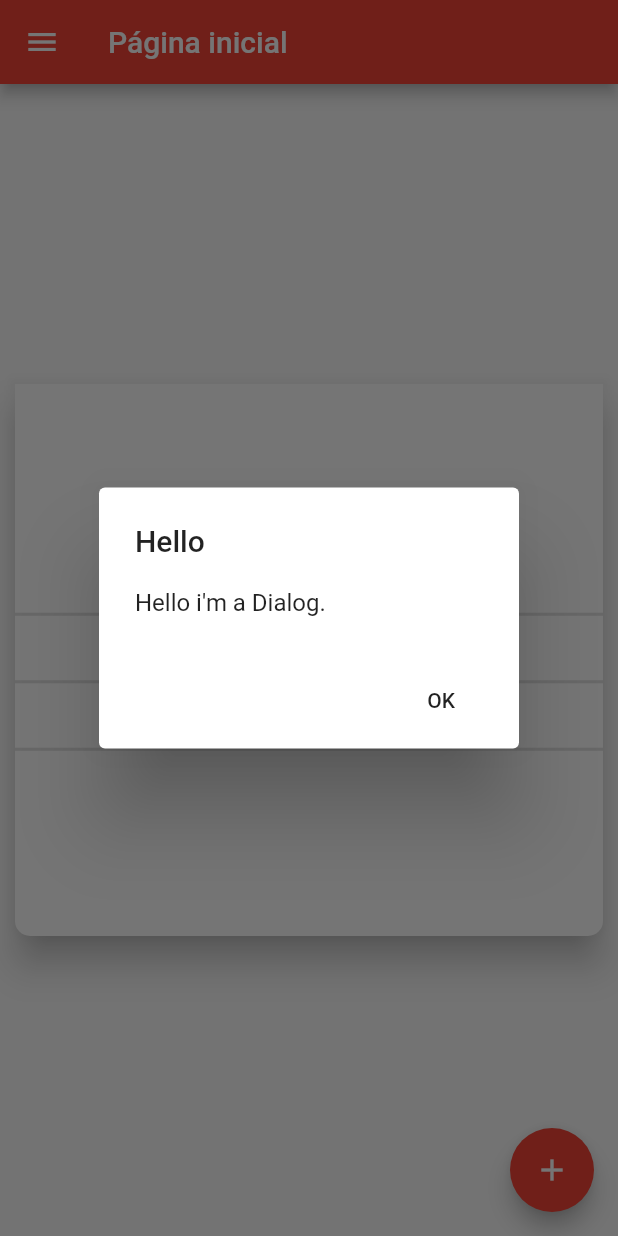
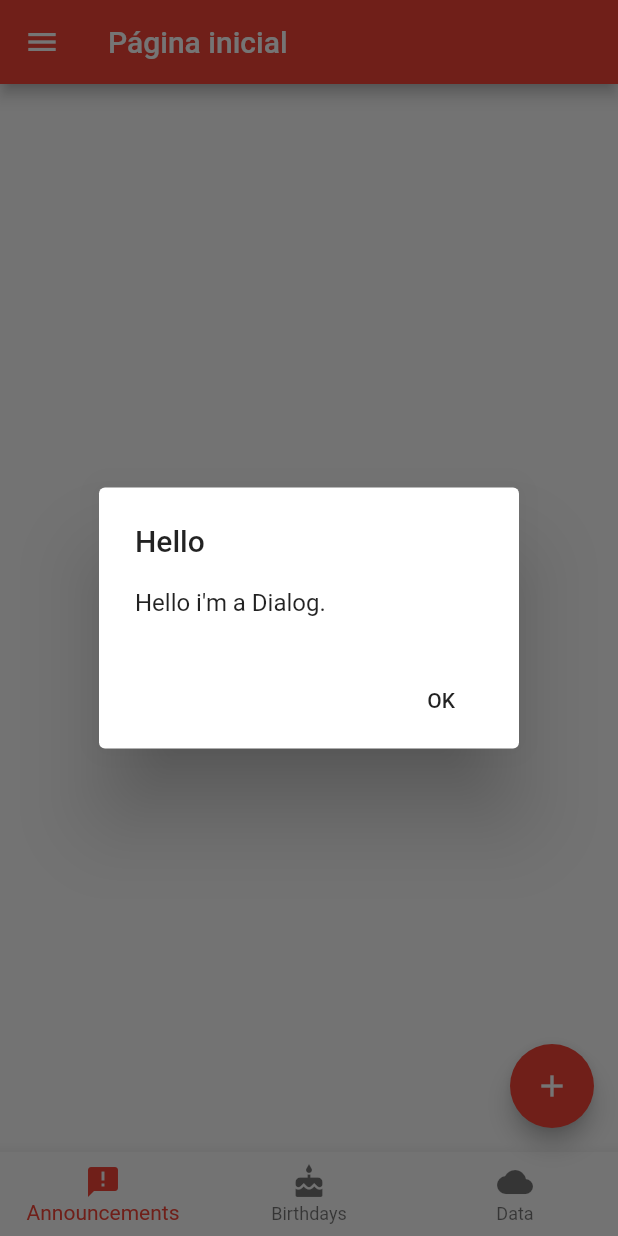
Before and after one commit to lgustavosoftwareengineer/flutter-studys, a Flutter app: the screen it shows after launch, after a tap on the "add" icon, on a phone screen of 412 x 824 dp. Run offline on Flutter 3.47's test engine with Material 2 defaults, Android fonts, the phone set to English and light mode, and no system bars.

Commit message:
DOPOMPAF I - BottomNavigationBar

```diff
--- a/training_flutter/testing/lib/src/home_page.dart
+++ b/training_flutter/testing/lib/src/home_page.dart
@@ -1,7 +1,20 @@
 import 'package:flutter/material.dart';
 import 'package:testing/src/widgets/my_text_widget.dart';
 
-class HomePage extends StatelessWidget {
+class HomePage extends StatefulWidget {
+  @override
+  _HomePageState createState() => _HomePageState();
+}
+
+class _HomePageState extends State<HomePage> {
+  var _currentPage = 0;
+
+  var _pages = [
+    Text("Page 1 - Announcements"),
+    Text("Page 2 - Birthdays"),
+    Text("Page 3 - Data"),
+  ];
+
   @override
   Widget build(BuildContext context) {
     return Scaffold(
@@ -26,66 +39,46 @@ class HomePage extends StatelessWidget {
               onPressed: () {
                 Navigator.pushNamed(context, '/user');
               },
-              child: Row(
-                children: [
+              child: Row(children: [
                 Padding(
                   padding: const EdgeInsets.only(right: 20),
                   child: Icon(Icons.person),
                 ),
                 Text('Página do usuário'),
-                ]
-                ),
+              ]),
               minWidth: double.infinity,
             ),
             FlatButton(
               onPressed: () {
                 Navigator.pushNamed(context, '/settings');
               },
-              child: Row(
-                children: [
+              child: Row(children: [
                 Padding(
                   padding: const EdgeInsets.only(right: 20),
                   child: Icon(Icons.settings),
                 ),
                 Text('Configurações'),
-                ]
-                ),
+              ]),
               minWidth: double.infinity,
             )
           ],
         ),
       ),
-      body: Container(
-        width: double.infinity,
-        height: double.infinity,
-        child: Card(
-          margin: EdgeInsets.symmetric(horizontal: 10, vertical: 200),
-          // color:  Colors.black12,
-          elevation: 10,
-          shape: RoundedRectangleBorder(
-              borderRadius: BorderRadius.only(
-                  bottomLeft: Radius.circular(10),
-                  bottomRight: Radius.circular(10))),
-          child: Column(
-            crossAxisAlignment: CrossAxisAlignment.center,
-            mainAxisAlignment: MainAxisAlignment.center,
-            mainAxisSize: MainAxisSize.min,
-            children: [
-              MyText(data: 'Child 1'),
-              Divider(
-                thickness: 2,
-              ),
-              MyText(data: 'Child 2'),
-              Divider(
-                thickness: 2,
-              ),
-              MyText(data: 'Child 3'),
-              Divider(
-                thickness: 2,
-              ),
+      body: Center(child: _pages.elementAt(_currentPage)),
+      bottomNavigationBar: BottomNavigationBar(
+        items: [
+          BottomNavigationBarItem(
+              icon: Icon(Icons.announcement), label: 'Announcements'),
+          BottomNavigationBarItem(icon: Icon(Icons.cake), label: 'Birthdays'),
+          BottomNavigationBarItem(icon: Icon(Icons.cloud), label: 'Data'),
         ],
-          ),
-        ),
+        currentIndex: _currentPage,
+        fixedColor: Colors.red,
+        onTap: (int inIndex) {
+          setState(() {
+            _currentPage = inIndex;
+          });
+        },
       ),
       floatingActionButton: FloatingActionButton(
         child: Icon(Icons.add),
```
Lines whose indentation alone changed are shown as unchanged.
